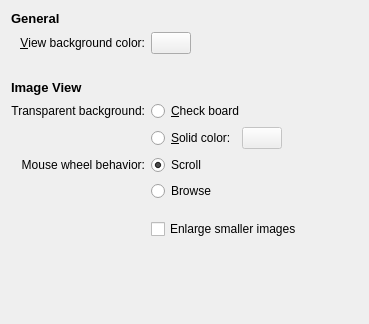
The window that app/configdialog.ui (KDE/gwenview) describes before a commit, drawn with Qt 5.
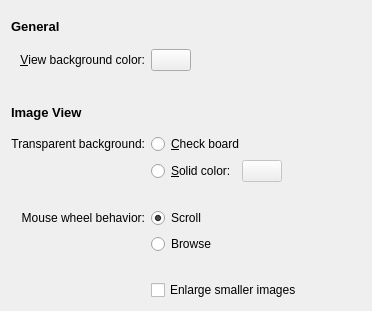
The same window after the commit. Custom widgets are drawn as their Qt base class.

Commit message: Prettify config dialog a bit.

The edit to the form file:
```diff
--- a/app/configdialog.ui
+++ b/app/configdialog.ui
@@ -6,7 +6,7 @@
     <x>0</x>
     <y>0</y>
     <width>369</width>
-    <height>324</height>
+    <height>311</height>
    </rect>
   </property>
   <layout class="QGridLayout" name="gridLayout" >
@@ -167,7 +167,23 @@
      </item>
     </layout>
    </item>
-   <item row="6" column="0" >
+   <item row="6" column="1" >
+    <spacer name="verticalSpacer_2" >
+     <property name="orientation" >
+      <enum>Qt::Vertical</enum>
+     </property>
+     <property name="sizeType" >
+      <enum>QSizePolicy::Fixed</enum>
+     </property>
+     <property name="sizeHint" stdset="0" >
+      <size>
+       <width>210</width>
+       <height>20</height>
+      </size>
+     </property>
+    </spacer>
+   </item>
+   <item row="7" column="0" >
     <widget class="QLabel" name="label_8" >
      <property name="text" >
       <string>Mouse wheel behavior:</string>
@@ -177,7 +193,7 @@
      </property>
     </widget>
    </item>
-   <item row="6" column="1" >
+   <item row="7" column="1" >
     <layout class="QHBoxLayout" name="horizontalLayout" >
      <item>
       <widget class="QRadioButton" name="mouseWheelScrollRadioButton" >
@@ -204,7 +220,7 @@
      </item>
     </layout>
    </item>
-   <item row="7" column="1" >
+   <item row="8" column="1" >
     <layout class="QHBoxLayout" name="horizontalLayout_2" >
      <item>
       <widget class="QRadioButton" name="mouseWheelBrowseRadioButton" >
@@ -229,6 +245,22 @@
     </layout>
    </item>
    <item row="9" column="1" >
+    <spacer name="verticalSpacer" >
+     <property name="orientation" >
+      <enum>Qt::Vertical</enum>
+     </property>
+     <property name="sizeType" >
+      <enum>QSizePolicy::Fixed</enum>
+     </property>
+     <property name="sizeHint" stdset="0" >
+      <size>
+       <width>20</width>
+       <height>20</height>
+      </size>
+     </property>
+    </spacer>
+   </item>
+   <item row="10" column="1" >
     <layout class="QHBoxLayout" name="horizontalLayout_3" >
      <item>
       <widget class="QCheckBox" name="kcfg_EnlargeSmallerImages" >
@@ -252,35 +284,6 @@
      </item>
     </layout>
    </item>
-   <item row="10" column="0" colspan="2" >
-    <spacer>
-     <property name="orientation" >
-      <enum>Qt::Vertical</enum>
-     </property>
-     <property name="sizeHint" stdset="0" >
-      <size>
-       <width>20</width>
-       <height>16</height>
-      </size>
-     </property>
-    </spacer>
-   </item>
-   <item row="8" column="1" >
-    <spacer name="verticalSpacer" >
-     <property name="orientation" >
-      <enum>Qt::Vertical</enum>
-     </property>
-     <property name="sizeType" >
-      <enum>QSizePolicy::Fixed</enum>
-     </property>
-     <property name="sizeHint" stdset="0" >
-      <size>
-       <width>20</width>
-       <height>12</height>
-      </size>
-     </property>
-    </spacer>
-   </item>
   </layout>
  </widget>
  <customwidgets>
```
The commit also changes 1 other file.
